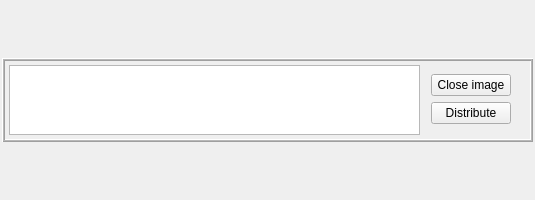
This is forms/imageStackWidget.ui in isis-group/vast as Qt 5 draws it before an edit. The edited form follows.
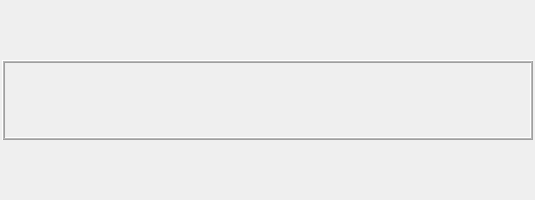
This is the edited form. Icons and pictures are not drawn.

Diff of the .ui file:
```diff
--- a/forms/imageStackWidget.ui
+++ b/forms/imageStackWidget.ui
@@ -84,32 +84,13 @@
           <number>2</number>
          </property>
          <item row="0" column="0">
-          <widget class="QListWidget" name="imageStack"/>
-         </item>
-         <item row="0" column="1">
-          <widget class="QFrame" name="frame_4">
-           <property name="frameShape">
-            <enum>QFrame::NoFrame</enum>
+          <widget class="QWidget" name="imageStackPlaceHolder" native="true">
+           <property name="sizePolicy">
+            <sizepolicy hsizetype="Preferred" vsizetype="Preferred">
+             <horstretch>0</horstretch>
+             <verstretch>0</verstretch>
+            </sizepolicy>
            </property>
-           <property name="frameShadow">
-            <enum>QFrame::Raised</enum>
-           </property>
-           <layout class="QVBoxLayout" name="verticalLayout_2">
-            <item>
-             <widget class="QPushButton" name="buttonCloseImage">
-              <property name="text">
-               <string>Close image</string>
-              </property>
-             </widget>
-            </item>
-            <item>
-             <widget class="QPushButton" name="buttonDistributeImages">
-              <property name="text">
-               <string>Distribute</string>
-              </property>
-             </widget>
-            </item>
-           </layout>
           </widget>
          </item>
         </layout>
```
Left out of the diff: 22 changed lines with no effect on the pictures.
